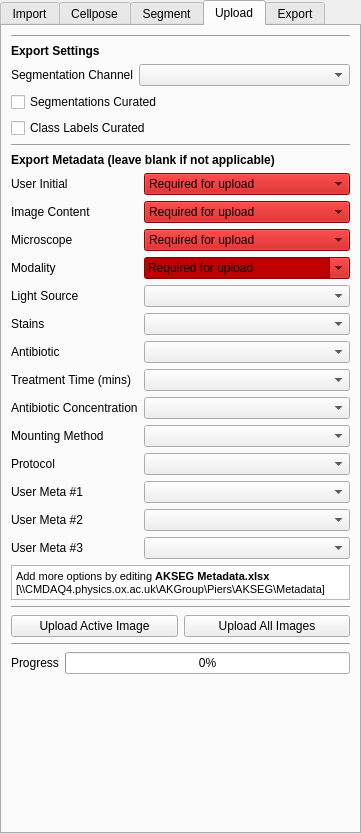
This is src/napari_akseg/akseg_ui.ui in piedrro/napari-akseg as Qt 5 draws it before an edit. The edited form follows.
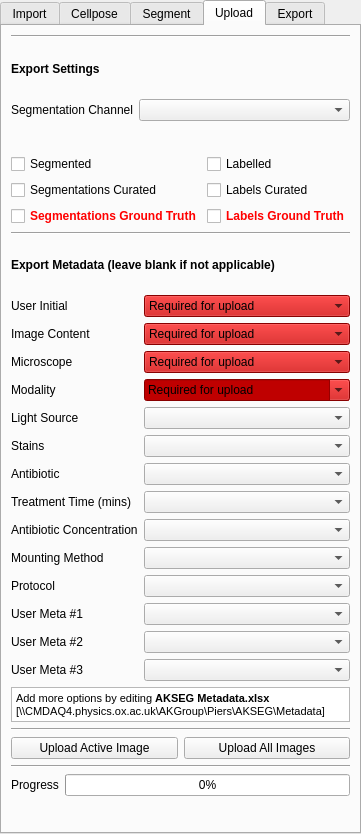
This is the edited form. The open tabs and pages were chosen to show the change.

Commit message: Reworked AKSEG I/O and metadata

The edit to the form file:
```diff
--- a/src/napari_akseg/akseg_ui.ui
+++ b/src/napari_akseg/akseg_ui.ui
@@ -1146,18 +1146,68 @@
      </layout>
     </item>
     <item>
+     <layout class="QGridLayout" name="gridLayout_8">
+      <item row="0" column="1">
+       <widget class="QCheckBox" name="upload_labelled">
+        <property name="text">
+         <string>Labelled</string>
+        </property>
+       </widget>
+      </item>
+      <item row="0" column="0">
+       <widget class="QCheckBox" name="upload_segmented">
+        <property name="text">
+         <string>Segmented</string>
+        </property>
+       </widget>
+      </item>
+      <item row="1" column="0">
      <widget class="QCheckBox" name="upload_segcurated">
       <property name="text">
        <string>Segmentations Curated</string>
       </property>
      </widget>
     </item>
-    <item>
+      <item row="1" column="1">
      <widget class="QCheckBox" name="upload_classcurated">
       <property name="text">
-       <string>Class Labels Curated</string>
-      </property>
-     </widget>
+         <string>Labels Curated</string>
+        </property>
+       </widget>
+      </item>
+      <item row="2" column="0">
+       <widget class="QCheckBox" name="upload_seg_truth">
+        <property name="font">
+         <font>
+          <weight>75</weight>
+          <bold>true</bold>
+         </font>
+        </property>
+        <property name="styleSheet">
+         <string notr="true">color: rgb(255, 0, 0);</string>
+        </property>
+        <property name="text">
+         <string>Segmentations Ground Truth</string>
+        </property>
+       </widget>
+      </item>
+      <item row="2" column="1">
+       <widget class="QCheckBox" name="upload_class_truth">
+        <property name="font">
+         <font>
+          <weight>75</weight>
+          <bold>true</bold>
+         </font>
+        </property>
+        <property name="styleSheet">
+         <string notr="true">color: rgb(255, 0, 0);</string>
+        </property>
+        <property name="text">
+         <string>Labels Ground Truth</string>
+        </property>
+       </widget>
+      </item>
+     </layout>
     </item>
     <item>
      <widget class="Line" name="line_17">
@@ -1692,19 +1742,6 @@
       </item>
      </layout>
     </item>
-    <item>
-     <spacer name="verticalSpacer_4">
-      <property name="orientation">
-       <enum>Qt::Vertical</enum>
-      </property>
-      <property name="sizeHint" stdset="0">
-       <size>
-        <width>20</width>
-        <height>40</height>
-       </size>
-      </property>
-     </spacer>
-    </item>
    </layout>
   </widget>
   <widget class="QWidget" name="export_tab">
```
Lines whose indentation alone changed are shown as unchanged. The commit also changes 3 other files.
